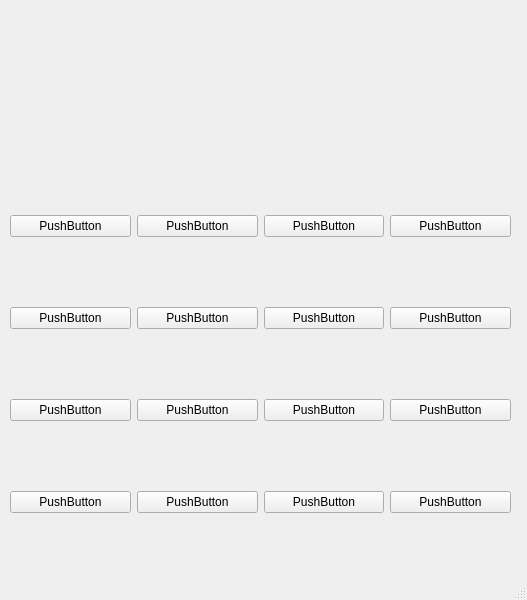
Before: the Qt Designer form mainwindow.ui in Shishkanchik/calculater, drawn with Qt 5.
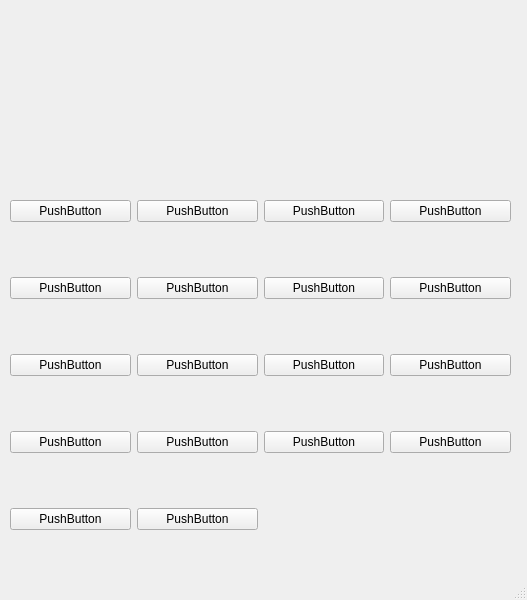
After: the same form once the commit is applied.

```diff
--- a/mainwindow.ui
+++ b/mainwindow.ui
@@ -36,7 +36,7 @@
      <number>-1</number>
     </property>
    </widget>
-   <widget class="QWidget" name="">
+   <widget class="QWidget" name="layoutWidget">
     <property name="geometry">
      <rect>
       <x>10</x>
@@ -45,7 +45,7 @@
       <height>371</height>
      </rect>
     </property>
-    <layout class="QGridLayout" name="gridLayout" rowstretch="0,0,0,0">
+    <layout class="QGridLayout" name="gridLayout" rowstretch="0,0,0,0,0">
      <property name="sizeConstraint">
       <enum>QLayout::SizeConstraint::SetDefaultConstraint</enum>
      </property>
@@ -55,20 +55,6 @@
      <property name="verticalSpacing">
       <number>35</number>
      </property>
-     <item row="0" column="0">
-      <widget class="QPushButton" name="push_0">
-       <property name="text">
-        <string>PushButton</string>
-       </property>
-      </widget>
-     </item>
-     <item row="0" column="1">
-      <widget class="QPushButton" name="push_1">
-       <property name="text">
-        <string>PushButton</string>
-       </property>
-      </widget>
-     </item>
      <item row="0" column="2">
       <widget class="QPushButton" name="push_2">
        <property name="text">
@@ -76,8 +62,43 @@
        </property>
       </widget>
      </item>
-     <item row="0" column="3">
-      <widget class="QPushButton" name="push_3">
+     <item row="2" column="1">
+      <widget class="QPushButton" name="push_9">
+       <property name="text">
+        <string>PushButton</string>
+       </property>
+      </widget>
+     </item>
+     <item row="3" column="2">
+      <widget class="QPushButton" name="push_14">
+       <property name="text">
+        <string>PushButton</string>
+       </property>
+      </widget>
+     </item>
+     <item row="3" column="3">
+      <widget class="QPushButton" name="push_15">
+       <property name="text">
+        <string>PushButton</string>
+       </property>
+      </widget>
+     </item>
+     <item row="3" column="1">
+      <widget class="QPushButton" name="push_13">
+       <property name="text">
+        <string>PushButton</string>
+       </property>
+      </widget>
+     </item>
+     <item row="4" column="0">
+      <widget class="QPushButton" name="push_16">
+       <property name="text">
+        <string>PushButton</string>
+       </property>
+      </widget>
+     </item>
+     <item row="2" column="3">
+      <widget class="QPushButton" name="push_11">
        <property name="text">
         <string>PushButton</string>
        </property>
@@ -90,15 +111,8 @@
        </property>
       </widget>
      </item>
-     <item row="1" column="1">
-      <widget class="QPushButton" name="push_5">
-       <property name="text">
-        <string>PushButton</string>
-       </property>
-      </widget>
-     </item>
-     <item row="1" column="2">
-      <widget class="QPushButton" name="push_6">
+     <item row="2" column="2">
+      <widget class="QPushButton" name="push_10">
        <property name="text">
         <string>PushButton</string>
        </property>
@@ -118,22 +132,22 @@
        </property>
       </widget>
      </item>
-     <item row="2" column="1">
-      <widget class="QPushButton" name="push_9">
+     <item row="0" column="0">
+      <widget class="QPushButton" name="push_0">
        <property name="text">
         <string>PushButton</string>
        </property>
       </widget>
      </item>
-     <item row="2" column="2">
-      <widget class="QPushButton" name="push_10">
+     <item row="1" column="2">
+      <widget class="QPushButton" name="push_6">
        <property name="text">
         <string>PushButton</string>
        </property>
       </widget>
      </item>
-     <item row="2" column="3">
-      <widget class="QPushButton" name="push_11">
+     <item row="1" column="1">
+      <widget class="QPushButton" name="push_5">
        <property name="text">
         <string>PushButton</string>
        </property>
@@ -146,22 +160,28 @@
        </property>
       </widget>
      </item>
-     <item row="3" column="1">
-      <widget class="QPushButton" name="push_13">
+     <item row="4" column="1">
+      <widget class="QPushButton" name="push_17">
+       <property name="sizePolicy">
+        <sizepolicy hsizetype="Minimum" vsizetype="Fixed">
+         <horstretch>0</horstretch>
+         <verstretch>0</verstretch>
+        </sizepolicy>
+       </property>
        <property name="text">
         <string>PushButton</string>
        </property>
       </widget>
      </item>
-     <item row="3" column="2">
-      <widget class="QPushButton" name="push_14">
+     <item row="0" column="3">
+      <widget class="QPushButton" name="push_3">
        <property name="text">
         <string>PushButton</string>
        </property>
       </widget>
      </item>
-     <item row="3" column="3">
-      <widget class="QPushButton" name="push_15">
+     <item row="0" column="1">
+      <widget class="QPushButton" name="push_1">
        <property name="text">
         <string>PushButton</string>
        </property>
```
